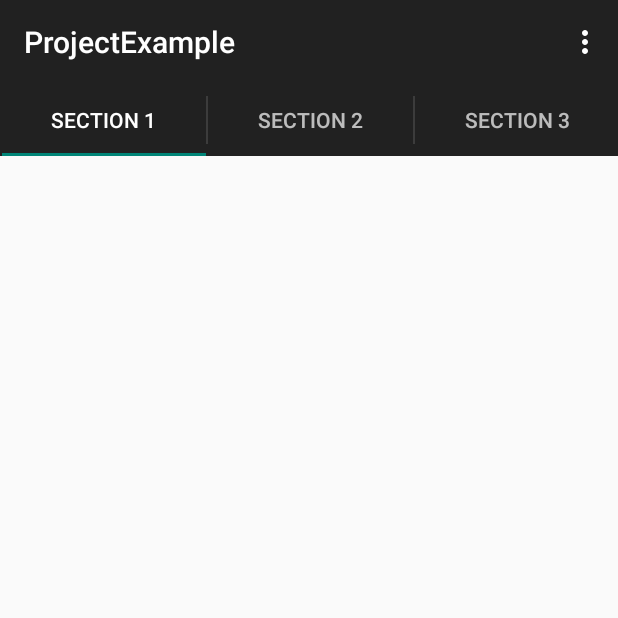
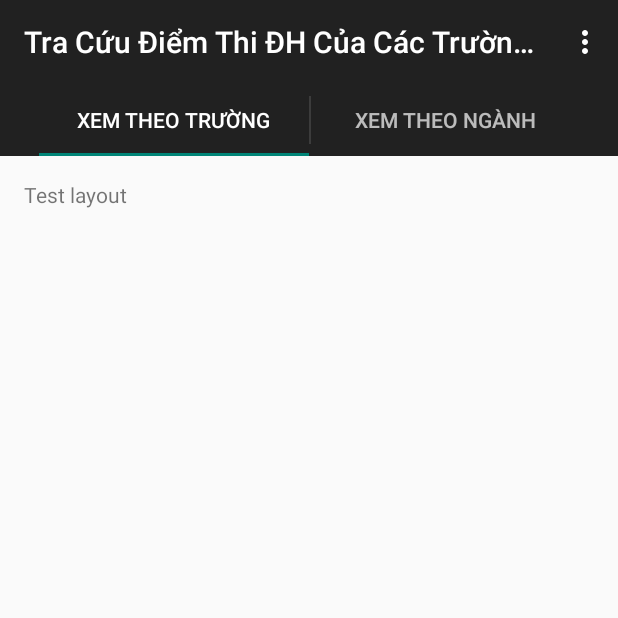
Before and after one commit to DinhNC/ProjectExample, an Android app: the screen it shows after launch (MainActivity), on a phone screen of 412 x 824 dp, the top half of it. Run offline under Robolectric (Android 15) with nearby library versions, the phone set to English and light mode, and no system bars.

Commit message:
- Add text for layout.

```diff
--- a/app/src/main/AndroidManifest.xml
+++ b/app/src/main/AndroidManifest.xml
@@ -9,7 +9,7 @@
         android:theme="@style/AppTheme" >
         <activity
             android:name=".MainActivity"
-            android:label="@string/app_name" >
+            android:label="@string/title" >
             <intent-filter>
                 <action android:name="android.intent.action.MAIN" />
 
--- a/app/src/main/java/project/tutorials/android/dinhnc/projectexample/MainActivity.java
+++ b/app/src/main/java/project/tutorials/android/dinhnc/projectexample/MainActivity.java
@@ -133,7 +133,7 @@ public class MainActivity extends AppCompatActivity implements ActionBar.TabList
         @Override
         public int getCount() {
             // Show 3 total pages.
-            return 3;
+            return 2;
         }
 
         @Override
--- a/app/src/main/res/layout/activity_main.xml
+++ b/app/src/main/res/layout/activity_main.xml
@@ -1,4 +1,6 @@
 <android.support.v4.view.ViewPager xmlns:android="http://schemas.android.com/apk/res/android"
-    xmlns:tools="http://schemas.android.com/tools" android:id="@+id/pager"
-    android:layout_width="match_parent" android:layout_height="match_parent"
+    xmlns:tools="http://schemas.android.com/tools"
+    android:id="@+id/pager"
+    android:layout_width="match_parent"
+    android:layout_height="match_parent"
     tools:context=".MainActivity" />
--- a/app/src/main/res/layout/fragment_main.xml
+++ b/app/src/main/res/layout/fragment_main.xml
@@ -1,12 +1,20 @@
 <RelativeLayout xmlns:android="http://schemas.android.com/apk/res/android"
-    xmlns:tools="http://schemas.android.com/tools" android:layout_width="match_parent"
-    android:layout_height="match_parent" android:paddingLeft="@dimen/activity_horizontal_margin"
+    xmlns:tools="http://schemas.android.com/tools"
+    android:layout_width="match_parent"
+    android:layout_height="match_parent"
+    android:paddingLeft="@dimen/activity_horizontal_margin"
     android:paddingRight="@dimen/activity_horizontal_margin"
     android:paddingTop="@dimen/activity_vertical_margin"
     android:paddingBottom="@dimen/activity_vertical_margin"
     tools:context=".MainActivity$PlaceholderFragment">
 
-    <TextView android:id="@+id/section_label" android:layout_width="wrap_content"
-        android:layout_height="wrap_content" />
+    <TextView
+        android:id="@+id/section_label"
+        android:layout_width="wrap_content"
+        android:layout_height="wrap_content"/>
+    <TextView
+        android:layout_width="wrap_content"
+        android:layout_height="wrap_content"
+        android:text="Test layout"/>
 
 </RelativeLayout>
--- a/app/src/main/res/values/strings.xml
+++ b/app/src/main/res/values/strings.xml
@@ -1,11 +1,9 @@
 <resources>
-    <string name="app_name">ProjectExample</string>
-
-    <string name="title_section1">Section 1</string>
-    <string name="title_section2">Section 2</string>
+    <string name="app_name">Project Example</string>
+    <string name="title">Tra Cứu Điểm Thi ĐH\nCủa Các Trường ĐH Thuộc ĐHQG TP.HCM</string>
+    <string name="title_section1">Xem Theo Trường</string>
+    <string name="title_section2">Xem Theo Ngành</string>
     <string name="title_section3">Section 3</string>
-
-    <string name="hello_world">Hello world!</string>
 
     <string name="action_settings">Settings</string>
 </resources>
```
Also changed, not shown: app/src/main/res/menu/menu_main.xml (+7 -3 lines).
